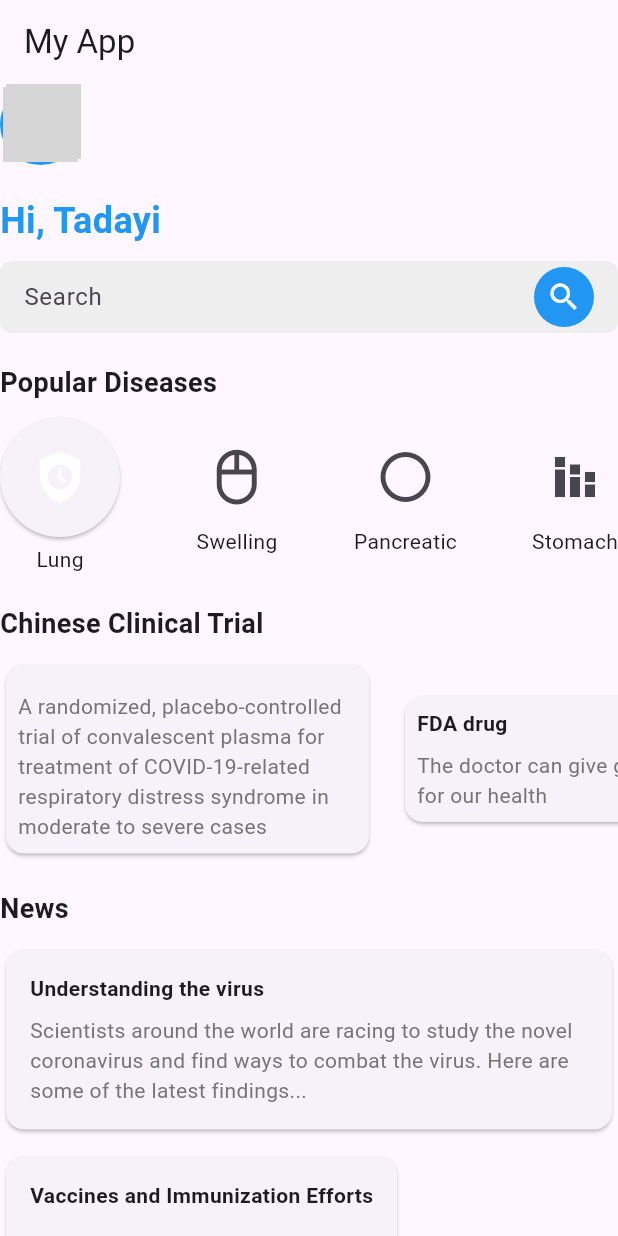
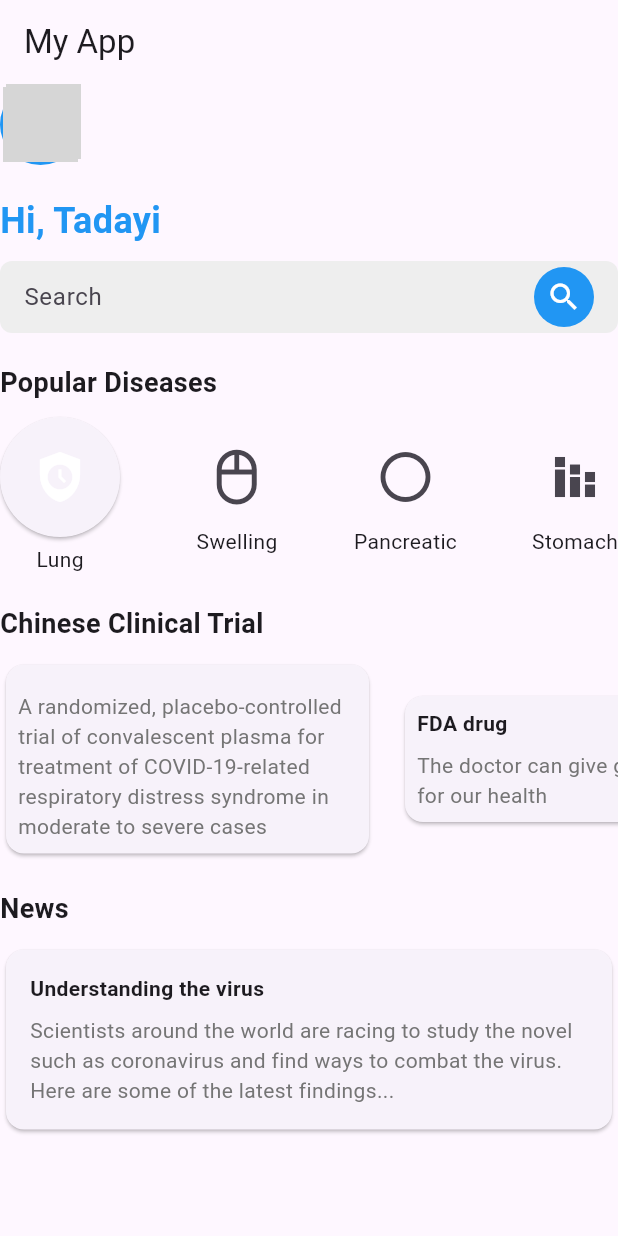
Before and after one commit to Abrorov-javohir/hospital, a Flutter app: the screen it shows after launch, on a phone screen of 412 x 824 dp. Run offline on Flutter 3.47's test engine with Material 3 defaults, Android fonts, the phone set to English and light mode, and no system bars; network calls fail; grey boxes are pictures that could not be loaded.

Commit message:
little change

```diff
--- a/lib/main.dart
+++ b/lib/main.dart
@@ -308,7 +308,7 @@ class MyApp extends StatelessWidget {
                                 ),
                                 SizedBox(height: 8),
                                 Text(
-                                  'Scientists around the world are racing to study the novel coronavirus and find ways to combat the virus. Here are some of the latest findings...',
+                                  'Scientists around the world are racing to study the novel such as coronavirus and find ways to combat the virus. Here are some of the latest findings...',
                                   style: TextStyle(
                                     color: Colors.grey[600],
                                   ),
@@ -318,29 +318,6 @@ class MyApp extends StatelessWidget {
                           ),
                         ),
                         const SizedBox(height: 10),
-                        Card(
-                          child: Padding(
-                            padding: const EdgeInsets.all(16.0),
-                            child: Column(
-                              crossAxisAlignment: CrossAxisAlignment.start,
-                              children: [
-                                Text(
-                                  'Vaccines and Immunization Efforts',
-                                  style: TextStyle(
-                                    fontWeight: FontWeight.bold,
-                                  ),
-                                ),
-                                SizedBox(height: 8),
-                                Text(
-                                  '',
-                                  style: TextStyle(
-                                    color: Colors.grey[600],
-                                  ),
-                                ),
-                              ],
-                            ),
-                          ),
-                        ),
                       ],
                     ),
                   ],
```
